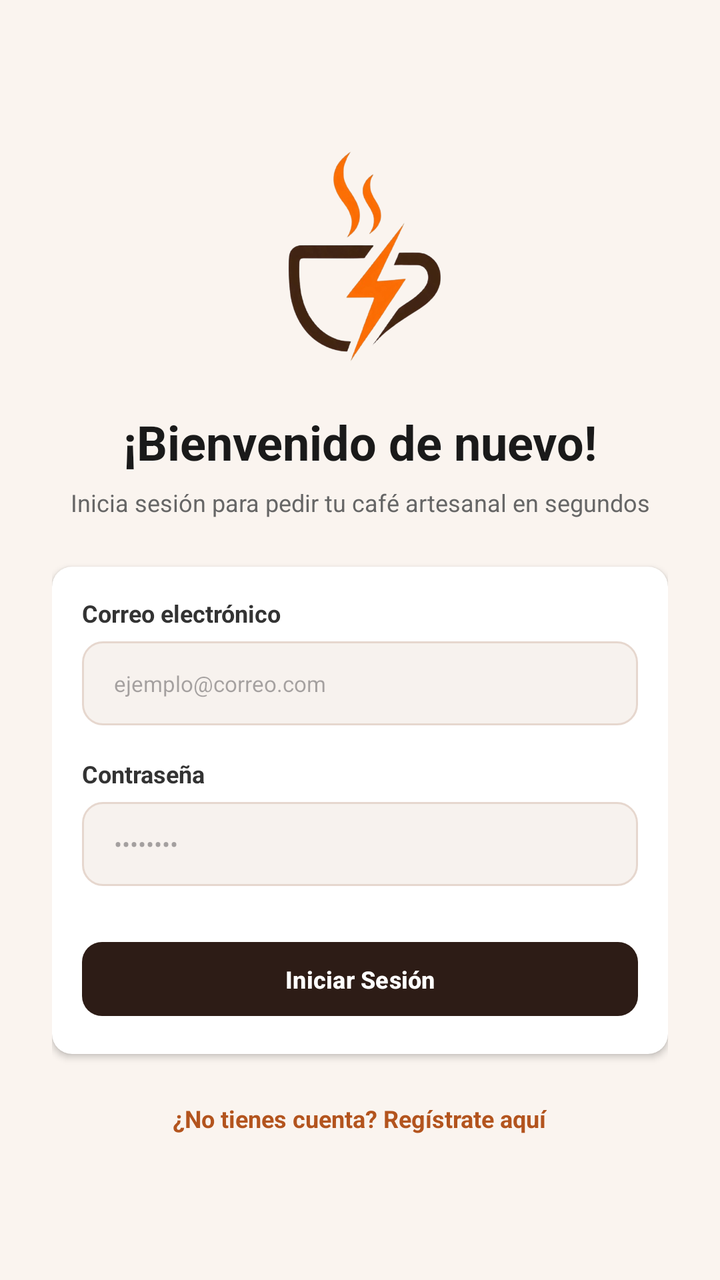
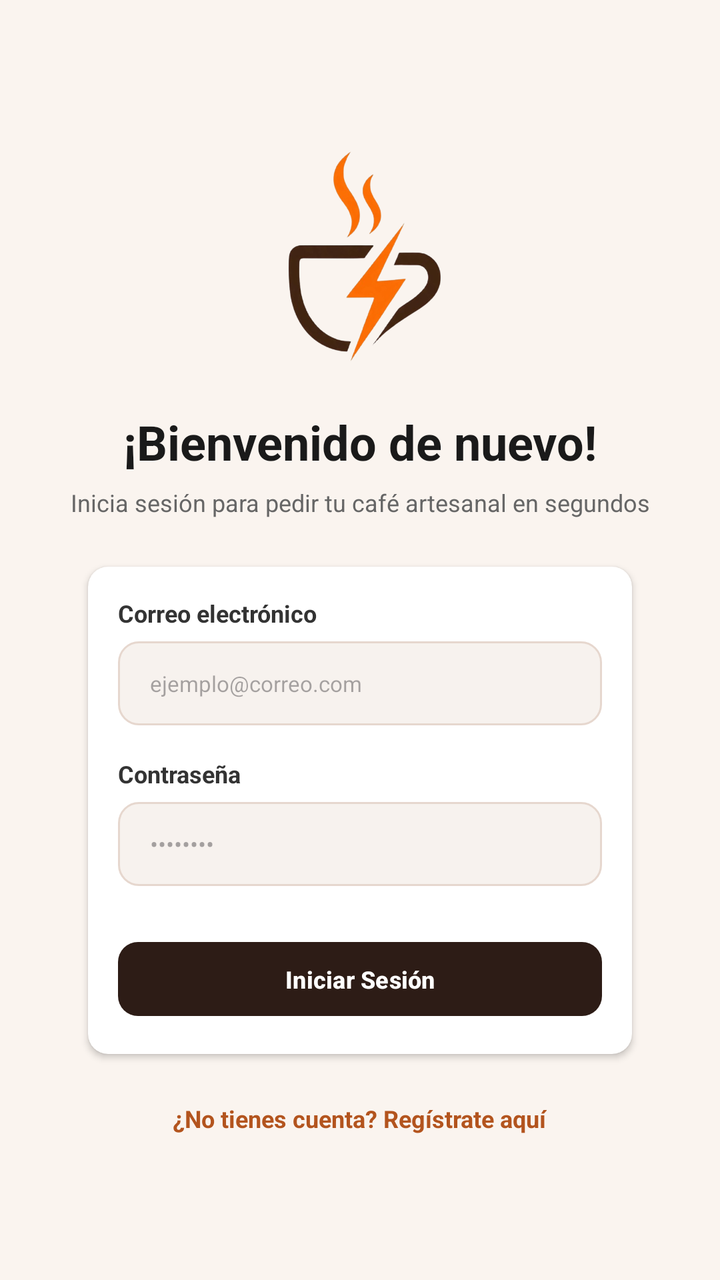

An Android layout rendered at two revisions. The XML below is the earlier revision; the diff shows what the commit changed to produce the second picture.
<!-- AndroidManifest.xml: application theme Theme.CafeExpress -->
<!-- res/layout/activity_login.xml -->
<?xml version="1.0" encoding="utf-8"?>
<ScrollView xmlns:android="http://schemas.android.com/apk/res/android"
  xmlns:app="http://schemas.android.com/apk/res-auto"
  xmlns:tools="http://schemas.android.com/tools"
  android:layout_width="match_parent"
  android:layout_height="match_parent"
  android:background="#FAF4EF"
  android:fillViewport="true"
  tools:context=".ui.LoginActivity">

  <androidx.constraintlayout.widget.ConstraintLayout
    android:id="@+id/main"
    android:layout_width="match_parent"
    android:layout_height="wrap_content"
    android:padding="26dp">

    <LinearLayout
      android:layout_width="0dp"
      android:layout_height="wrap_content"
      android:gravity="center_horizontal"
      android:orientation="vertical"
      app:layout_constraintBottom_toBottomOf="parent"
      app:layout_constraintEnd_toEndOf="parent"
      app:layout_constraintStart_toStartOf="parent"
      app:layout_constraintTop_toTopOf="parent">

      <ImageView
        android:id="@+id/imgLogo"
        android:layout_width="120dp"
        android:layout_height="120dp"
        android:contentDescription="Logo de la empresa"
        android:src="@drawable/logo1" />

      <TextView
        android:id="@+id/txtBienvenido"
        android:layout_width="wrap_content"
        android:layout_height="wrap_content"
        android:layout_marginTop="16dp"
        android:text="¡Bienvenido de nuevo!"
        android:textColor="#1A1A1A"
        android:textSize="24sp"
        android:textStyle="bold" />

      <TextView
        android:id="@+id/txtSubLogin"
        android:layout_width="match_parent"
        android:layout_height="wrap_content"
        android:layout_marginTop="6dp"
        android:gravity="center"
        android:text="Inicia sesión para pedir tu café artesanal en segundos"
        android:textColor="#666666"
        android:textSize="12sp" />

      <com.google.android.material.card.MaterialCardView
        android:id="@+id/cardFormulario"
        android:layout_width="match_parent"
        android:layout_height="wrap_content"
        android:layout_marginTop="24dp"
        app:cardBackgroundColor="#FFFFFF"
        app:cardCornerRadius="10dp"
        app:cardElevation="2dp"
        app:strokeWidth="0dp">

        <LinearLayout
          android:layout_width="match_parent"
          android:layout_height="wrap_content"
          android:orientation="vertical"
          android:padding="15dp">

          <TextView
            android:layout_width="wrap_content"
            android:layout_height="wrap_content"
            android:text="Correo electrónico"
            android:textColor="#333333"
            android:textSize="12sp"
            android:textStyle="bold" />

          <EditText
            android:id="@+id/etEmail"
            android:layout_width="match_parent"
            android:layout_height="42dp"
            android:layout_marginTop="6dp"
            android:background="@drawable/bg_input_rounded"
            android:hint="ejemplo@correo.com"
            android:inputType="textEmailAddress"
            android:paddingHorizontal="16dp"
            android:textColor="#333333"
            android:textSize="11sp" />

          <TextView
            android:layout_width="wrap_content"
            android:layout_height="wrap_content"
            android:layout_marginTop="16dp"
            android:text="Contraseña"
            android:textColor="#333333"
            android:textSize="12sp"
            android:textStyle="bold" />

          <EditText
            android:id="@+id/etPassword"
            android:layout_width="match_parent"
            android:layout_height="42dp"
            android:layout_marginTop="6dp"
            android:background="@drawable/bg_input_rounded"
            android:hint="••••••••"
            android:inputType="textPassword"
            android:paddingHorizontal="16dp"
            android:textColor="#333333"
            android:textSize="12sp" />

          <Button
            android:id="@+id/btnLogin"
            android:layout_width="match_parent"
            android:layout_height="45dp"
            android:layout_marginTop="24dp"
            android:text="Iniciar Sesión"
            android:textColor="#FFFFFF"
            android:textSize="12sp"
            android:textStyle="bold"
            app:backgroundTint="#2D1C16"
            app:cornerRadius="10dp" />

        </LinearLayout>
      </com.google.android.material.card.MaterialCardView>

      <TextView
        android:id="@+id/txtRegister"
        android:layout_width="wrap_content"
        android:layout_height="wrap_content"
        android:layout_marginTop="20dp"
        android:padding="4dp"
        android:text="¿No tienes cuenta? Regístrate aquí"
        android:textColor="#B3541E"
        android:textSize="12sp"
        android:textStyle="bold" />

    </LinearLayout>
  </androidx.constraintlayout.widget.ConstraintLayout>
</ScrollView>
<!-- resources referenced by this layout -->
<resources>
  <!-- drawable bg_input_rounded (drawable) -->
  <?xml version="1.0" encoding="utf-8"?>
  <shape xmlns:android="http://schemas.android.com/apk/res/android"
    android:shape="rectangle">
  
    
    <solid android:color="#F7F2EE" />
  
    
    <corners android:radius="10dp" />
  
    
    <stroke
      android:width="1dp"
      android:color="#E6D7CE" />
  </shape>
  <!-- drawable logo1: png bitmap (drawable, 103698 bytes) -->
  <style name="Theme.CafeExpress" parent="Base.Theme.CafeExpress" />
  <style name="Base.Theme.CafeExpress" parent="Theme.Material3.DayNight.NoActionBar">
      
      
    </style>
</resources>

<!-- the commit's change to res/layout/activity_login.xml (unified diff, before → after) -->
@@ -56,6 +56,8 @@
         android:layout_width="match_parent"
         android:layout_height="wrap_content"
         android:layout_marginTop="24dp"
+        android:layout_marginStart="18dp"
+        android:layout_marginEnd="18dp"
         app:cardBackgroundColor="#FFFFFF"
         app:cardCornerRadius="10dp"
         app:cardElevation="2dp"
